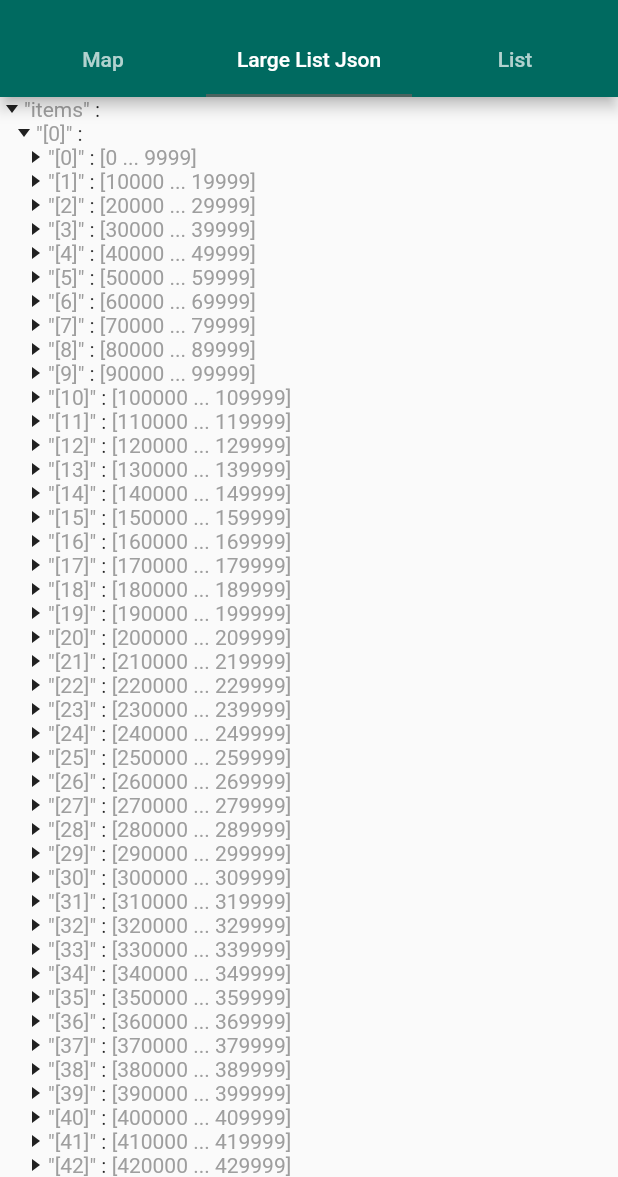
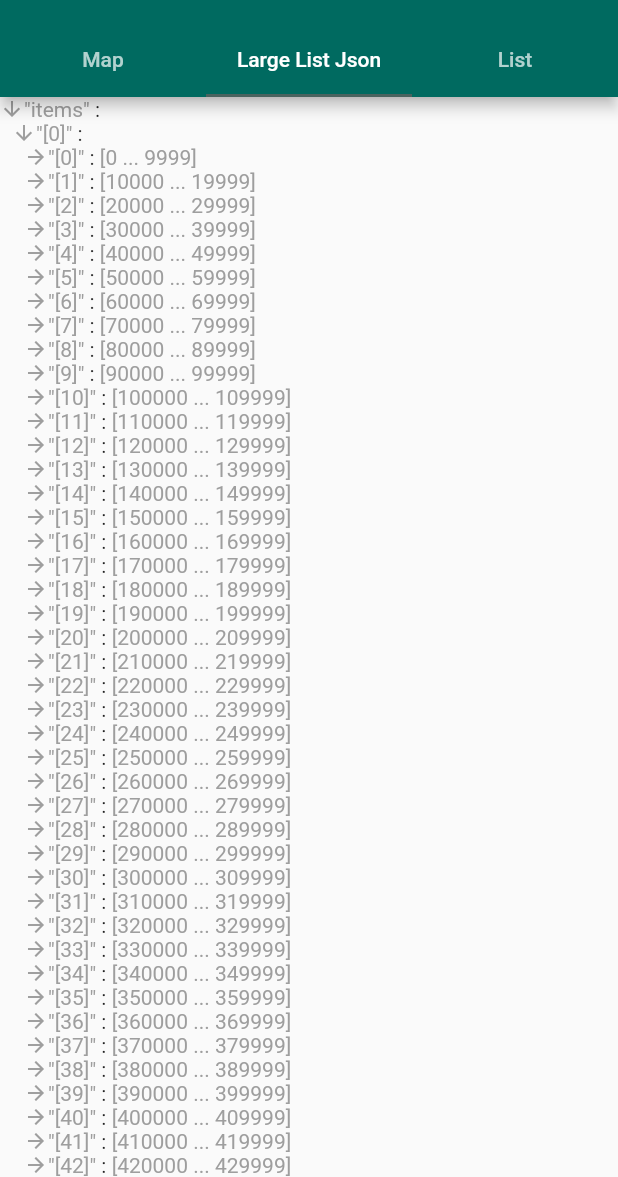
Before and after one commit to laiiihz/json_view, a Flutter app: the screen it shows after launch, tab 2 chosen, on a phone screen of 412 x 824 dp, the part 59-1236 px from its top. Run offline on Flutter 3.47's test engine with Material 2 defaults, Android fonts, the phone set to English and light mode, and no system bars.

Commit message:
update documents

```diff
--- a/example/lib/main.dart
+++ b/example/lib/main.dart
@@ -62,6 +62,7 @@ class _HomePageState extends State<HomePage>
             // set this to true to open all nodes at start
             // use with caution, it will cause performance issue when json items is too large
             openAtStart: false,
+            arrow: Icon(Icons.arrow_forward),
             // too large depth will cause performance issue
             depth: 2,
           ),
--- a/lib/src/models/json_style_scheme.dart
+++ b/lib/src/models/json_style_scheme.dart
@@ -57,6 +57,26 @@ class JsonQuotation {
 
 /// json style scheem
 class JsonStyleScheme {
+  /// {@template json_view.json_style_scheme.JsonStyleScheme}
+  /// Json style scheme
+  ///
+  /// props:
+  /// * keysStyle
+  /// * valuesStyle
+  /// * quotation
+  /// * arrow
+  /// * openAtStart
+  /// * depth
+  /// {@endtemplate}
+  const JsonStyleScheme({
+    this.keysStyle = const TextStyle(),
+    this.valuesStyle = const TextStyle(),
+    this.quotation = const JsonQuotation(),
+    this.arrow,
+    this.openAtStart = false,
+    this.depth = 0,
+  }) : assert(depth >= 0);
+
   /// text style for keys
   final TextStyle? keysStyle;
 
@@ -67,6 +87,8 @@ class JsonStyleScheme {
   final JsonQuotation? quotation;
 
   /// the arrow widget
+  ///
+  /// you can add a left to right arrow widget.
   final Widget? arrow;
 
   /// default set to false, this may cause performance issue when rendering
@@ -83,16 +105,6 @@ class JsonStyleScheme {
   ///
   /// too large depth will cause performance issue, use with `caution`
   final int depth;
-
-  /// Json color scheme
-  const JsonStyleScheme({
-    this.keysStyle = const TextStyle(),
-    this.valuesStyle = const TextStyle(),
-    this.quotation = const JsonQuotation(),
-    this.arrow,
-    this.openAtStart = false,
-    this.depth = 0,
-  }) : assert(depth >= 0);
 
   /// copy another JsonStyleScheme
   JsonStyleScheme copyWith({
--- a/lib/src/widgets/json_view.dart
+++ b/lib/src/widgets/json_view.dart
@@ -32,16 +32,26 @@ class JsonView extends StatelessWidget {
   @Deprecated('use JsonStyleScheme.arrowWidget instead')
   final Widget? arrow;
 
+  /// {@macro json_view.json_color_scheme.JsonColorScheme}
   final JsonColorScheme? colorScheme;
 
+  /// {@macro json_view.json_style_scheme.JsonStyleScheme}
   final JsonStyleScheme? styleScheme;
 
+  /// {@macro json_view.json_config_data.JsonConfigData.animation}
   final bool? animation;
+
+  /// {@macro json_view.json_config_data.JsonConfigData.itemPadding}
   final EdgeInsets? itemPadding;
+
+  /// {@macro json_view.json_config_data.JsonConfigData.animationDuration}
   final Duration? animationDuration;
+
+  /// {@macro json_view.json_config_data.JsonConfigData.animationCurve}
   final Curve? animationCurve;
+
+  /// {@macro json_view.json_config_data.JsonConfigData.gap}
   final int? gap;
-  final int? depth;
 
   /// provider a json view, build with listview
   ///
@@ -61,7 +71,6 @@ class JsonView extends StatelessWidget {
     this.animationDuration,
     this.animationCurve,
     this.gap,
-    this.depth,
   }) : super(key: key);
 
   @override
@@ -110,22 +119,31 @@ class JsonViewBody extends StatelessWidget {
     this.animationDuration,
     this.animationCurve,
     this.gap,
-    this.depth,
   }) : super(key: key);
 
   /// {@macro json_view.json_view.json}
   final dynamic json;
 
+  /// {@macro json_view.json_color_scheme.JsonColorScheme}
   final JsonColorScheme? colorScheme;
 
+  /// {@macro json_view.json_style_scheme.JsonStyleScheme}
   final JsonStyleScheme? styleScheme;
 
+  /// {@macro json_view.json_config_data.JsonConfigData.animation}
   final bool? animation;
+
+  /// {@macro json_view.json_config_data.JsonConfigData.itemPadding}
   final EdgeInsets? itemPadding;
+
+  /// {@macro json_view.json_config_data.JsonConfigData.animationDuration}
   final Duration? animationDuration;
+
+  /// {@macro json_view.json_config_data.JsonConfigData.animationCurve}
   final Curve? animationCurve;
+
+  /// {@macro json_view.json_config_data.JsonConfigData.gap}
   final int? gap;
-  final int? depth;
 
   @override
   Widget build(BuildContext context) {
```
Also changed, not shown: lib/src/models/json_color_scheme.dart (+12 -0 lines), lib/src/models/json_config_data.dart (+11 -0 lines), 1 other file.
